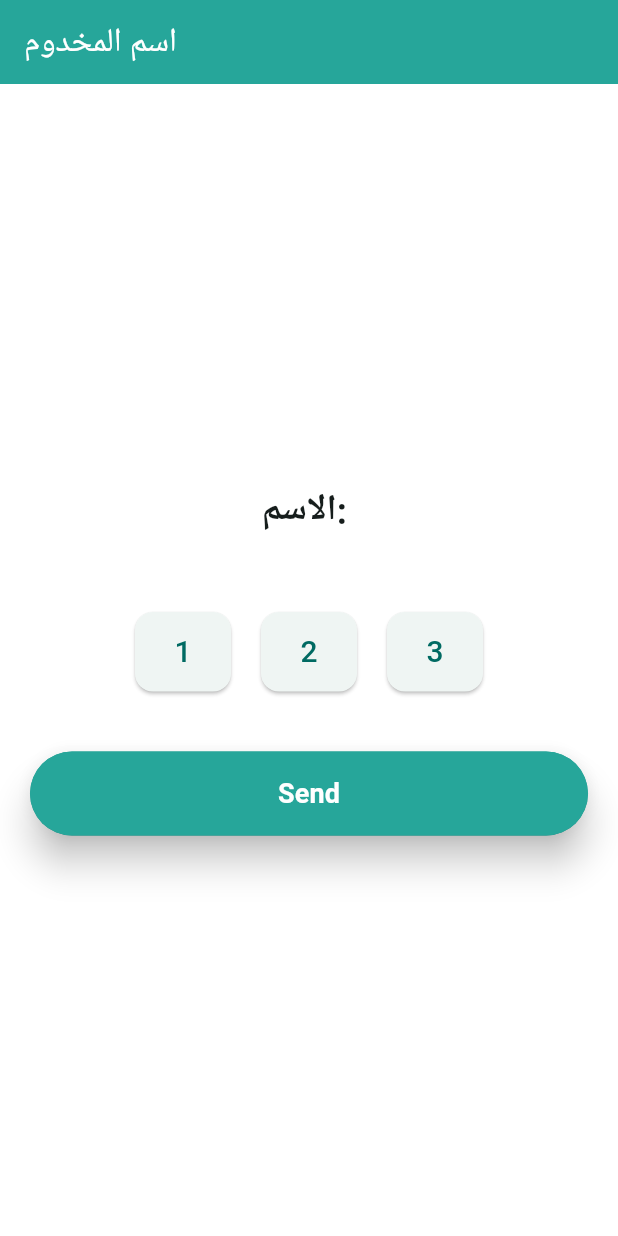
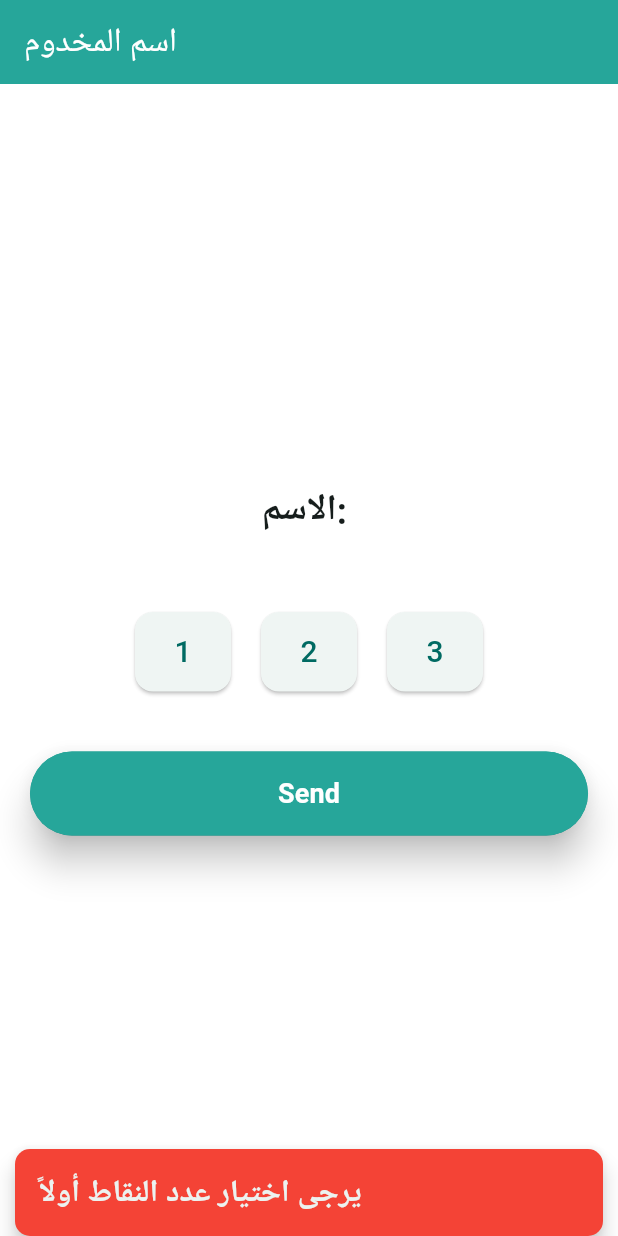
Before and after one commit to MinaYasser100/conference_app, a Flutter app: the ShowNameScreen screen opened directly with empty values, after a tap on "Send", on a phone screen of 412 x 824 dp. Run offline on Flutter 3.47's test engine with Material 3 defaults, Android fonts, the phone set to English and light mode, and no system bars; our stand-ins replace animate_do, connectivity_plus, dio, flutter_bloc, flutter_screenutil, go_router and 2 more; missing offline and left inert: mobile_scanner; accounts and stored records are empty; Roboto replaces fonts that are missing (Cairo).

Commit message:
do the send point in the show name

```diff
--- a/lib/core/helper_network/dio/app_const.dart
+++ b/lib/core/helper_network/dio/app_const.dart
@@ -1,8 +1,16 @@
 class AppConst {
-  static const baseUrl = 'https://perenual.com';
-  static const endPointSpecies =
-      '/api/species-list?key=sk-YbiM6748e75eb2acf7817&page=';
-  static speciesDetailsEntPoint(int id) {
-    return '/api/species/details/$id?key=sk-YXhc673e41a3b8a1b7704';
+  // Singleton instance
+  static final AppConst _instance = AppConst._internal();
+
+  // Private constructor
+  AppConst._internal();
+
+  // Factory constructor to return the same instance
+  factory AppConst() {
+    return _instance;
   }
+
+  // Constants
+  static const String baseUrl = 'http://ucan.runasp.net/api/Brother/';
+  static const String updatePoints = '/updatepoints';
 }
--- /dev/null
+++ b/lib/core/utils/custom_snak_bar.dart
@@ -0,0 +1,21 @@
+import 'package:conference_app/core/theme/app_style.dart';
+import 'package:conference_app/core/utils/colors.dart';
+import 'package:conference_app/features/home/model/snak_bar_model.dart';
+import 'package:flutter/material.dart';
+
+void customSnakBar({required SnakBarModel snakbarModel}) {
+  ScaffoldMessenger.of(snakbarModel.context).showSnackBar(
+    SnackBar(
+      content: Text(
+        snakbarModel.text,
+        style: AppTextStyles.styleBold18sp(snakbarModel.context),
+      ),
+      backgroundColor:
+          snakbarModel.isSuccess ? ColorsTheme().primaryColor : Colors.red,
+      behavior: SnackBarBehavior.floating,
+      margin: const EdgeInsets.only(top: 50.0, left: 10.0, right: 10.0),
+      shape: RoundedRectangleBorder(borderRadius: BorderRadius.circular(10)),
+      duration: const Duration(seconds: 2),
+    ),
+  );
+}
--- /dev/null
+++ b/lib/features/home/data/send_point_repo.dart
@@ -0,0 +1,5 @@
+import 'package:dio/dio.dart';
+
+abstract class SendPointRepo {
+  Future<Response<dynamic>> sendBrotherPoints(String name, int points);
+}
--- /dev/null
+++ b/lib/features/home/data/send_points_repo_impl.dart
@@ -0,0 +1,19 @@
+import 'package:conference_app/core/helper_network/dio/app_const.dart';
+import 'package:conference_app/core/helper_network/dio/dio_helper.dart';
+import 'package:conference_app/features/home/data/send_point_repo.dart';
+import 'package:dio/dio.dart';
+
+class SendPointsRepoImpl implements SendPointRepo {
+  final DioHelper dioHelper;
+
+  SendPointsRepoImpl({required this.dioHelper});
+
+  @override
+  Future<Response<dynamic>> sendBrotherPoints(String name, int points) async {
+    final response = await dioHelper.postData(
+      url: AppConst.updatePoints, // افتراضًا إن الـ endpoint معرف في AppConst
+      data: {'name': name, 'point': points},
+    );
+    return response;
+  }
+}
--- /dev/null
+++ b/lib/features/home/manager/cubit/send_points_cubit.dart
@@ -0,0 +1,24 @@
+import 'package:conference_app/features/home/data/send_point_repo.dart';
+import 'package:flutter/material.dart';
+import 'package:flutter_bloc/flutter_bloc.dart';
+
+part 'send_points_state.dart';
+
+class SendPointsCubit extends Cubit<SendPointsState> {
+  final SendPointRepo sendPointRepo;
+  SendPointsCubit(this.sendPointRepo) : super(SendPointsInitial());
+
+  Future<void> sendPoints({required String name, required int points}) async {
+    try {
+      emit(SendPointsLoading());
+      var response = await sendPointRepo.sendBrotherPoints(name, points);
+      if (response.statusCode == 200 || response.statusCode == 201) {
+        emit(SendPointsSuccess());
+      } else {
+        emit(SendPointsFailure('فشل إرسال النقاط'));
+      }
+    } catch (e) {
+      emit(SendPointsFailure('حدث خطأ'));
+    }
+  }
+}
--- /dev/null
+++ b/lib/features/home/manager/cubit/send_points_state.dart
@@ -0,0 +1,16 @@
+part of 'send_points_cubit.dart';
+
+@immutable
+abstract class SendPointsState {}
+
+class SendPointsInitial extends SendPointsState {}
+
+class SendPointsLoading extends SendPointsState {}
+
+class SendPointsSuccess extends SendPointsState {}
+
+class SendPointsFailure extends SendPointsState {
+  final String errorMessage;
+
+  SendPointsFailure(this.errorMessage);
+}
--- /dev/null
+++ b/lib/features/home/model/snak_bar_model.dart
@@ -0,0 +1,13 @@
+import 'package:flutter/widgets.dart';
+
+class SnakBarModel {
+  final BuildContext context;
+  final String text;
+  final bool isSuccess;
+
+  SnakBarModel({
+    required this.context,
+    required this.text,
+    required this.isSuccess,
+  });
+}
--- a/lib/features/home/ui/widgets/qr_scanner_screen.dart
+++ b/lib/features/home/ui/widgets/qr_scanner_screen.dart
@@ -1,4 +1,4 @@
-import 'package:conference_app/features/home/manager/cubit/scanner_cubit.dart';
+import 'package:conference_app/features/home/manager/scanner_cubit/scanner_cubit.dart';
 import 'package:conference_app/features/home/ui/widgets/show_name_screen.dart';
 import 'package:flutter/material.dart';
 import 'package:flutter_bloc/flutter_bloc.dart';
--- a/lib/features/home/ui/widgets/show_name_screen.dart
+++ b/lib/features/home/ui/widgets/show_name_screen.dart
@@ -1,4 +1,11 @@
+import 'package:conference_app/core/helper_network/dio/dio_helper.dart';
+import 'package:conference_app/core/theme/app_style.dart';
+import 'package:conference_app/core/utils/colors.dart';
+import 'package:conference_app/core/utils/custom_snak_bar.dart';
+import 'package:conference_app/features/home/data/send_points_repo_impl.dart';
+import 'package:conference_app/features/home/manager/cubit/send_points_cubit.dart';
 import 'package:conference_app/features/home/manager/select_point_cubit/select_point_cubit.dart';
+import 'package:conference_app/features/home/model/snak_bar_model.dart';
 import 'package:conference_app/features/home/ui/widgets/custom_button.dart';
 import 'package:conference_app/features/home/ui/widgets/select_points_widget.dart';
 import 'package:flutter/material.dart';
@@ -11,16 +18,67 @@ class ShowNameScreen extends StatelessWidget {
 
   @override
   Widget build(BuildContext context) {
-    return BlocProvider(
-      create: (context) => SelectPointCubit(),
+    return MultiBlocProvider(
+      providers: [
+        BlocProvider(create: (context) => SelectPointCubit()),
+        BlocProvider(
+          create:
+              (context) =>
+                  SendPointsCubit(SendPointsRepoImpl(dioHelper: DioHelper())),
+        ),
+      ],
       child: Scaffold(
         appBar: AppBar(title: const Text("اسم المخدوم")),
         body: Padding(
           padding: const EdgeInsets.all(20.0),
-          child: Column(
+          child: BlocConsumer<SendPointsCubit, SendPointsState>(
+            listener: (context, state) {
+              if (state is SendPointsSuccess) {
+                ScaffoldMessenger.of(context).showSnackBar(
+                  SnackBar(
+                    content: Text(
+                      'تم إرسال النقاط بنجاح!',
+                      style: AppTextStyles.styleBold18sp(context),
+                    ),
+                    backgroundColor: ColorsTheme().primaryColor,
+                    behavior: SnackBarBehavior.floating,
+                    margin: const EdgeInsets.only(
+                      top: 50.0,
+                      left: 10.0,
+                      right: 10.0,
+                    ),
+                    shape: RoundedRectangleBorder(
+                      borderRadius: BorderRadius.circular(10),
+                    ),
+                    duration: const Duration(seconds: 3),
+                  ),
+                );
+              } else if (state is SendPointsFailure) {
+                ScaffoldMessenger.of(context).showSnackBar(
+                  SnackBar(
+                    content: Text(
+                      state.errorMessage,
+                      style: AppTextStyles.styleBold18sp(context),
+                    ),
+                    backgroundColor: Colors.red,
+                    behavior: SnackBarBehavior.floating,
+                    margin: const EdgeInsets.only(
+                      top: 50.0,
+                      left: 10.0,
+                      right: 10.0,
+                    ),
+                    shape: RoundedRectangleBorder(
+                      borderRadius: BorderRadius.circular(10),
+                    ),
+                    duration: const Duration(seconds: 3),
+                  ),
+                );
+              }
+            },
+            builder: (context, state) {
+              return Column(
                 mainAxisAlignment: MainAxisAlignment.center,
                 children: [
-              // الاسم في المنتصف
                   Center(
                     child: Text(
                       "الاسم: $name",
@@ -30,10 +88,34 @@ class ShowNameScreen extends StatelessWidget {
                       ),
                     ),
                   ),
-              SelectPointsWidget(),
-              SizedBox(height: 20),
-              CustomButton(text: 'Send', onPressed: () {}),
+                  const SelectPointsWidget(),
+                  const SizedBox(height: 20),
+                  state is SendPointsLoading
+                      ? const CircularProgressIndicator()
+                      : CustomButton(
+                        text: 'Send',
+                        onPressed: () {
+                          final selectPointState =
+                              context.read<SelectPointCubit>().state;
+                          if (selectPointState is PointSelectedState) {
+                            context.read<SendPointsCubit>().sendPoints(
+                              name: name,
+                              points: selectPointState.selectedPoint,
+                            );
+                          } else {
+                            customSnakBar(
+                              snakbarModel: SnakBarModel(
+                                context: context,
+                                text: 'يرجى اختيار عدد النقاط أولاً',
+                                isSuccess: false,
+                              ),
+                            );
+                          }
+                        },
+                      ),
                 ],
+              );
+            },
           ),
         ),
       ),
```
Also changed, not shown: lib/features/home/manager/scanner_cubit/scanner_cubit.dart (renamed from lib/features/home/manager/cubit/scanner_cubit.dart), lib/features/home/manager/scanner_cubit/scanner_state.dart (renamed from lib/features/home/manager/cubit/scanner_state.dart). Lines whose indentation alone changed are shown as unchanged.
